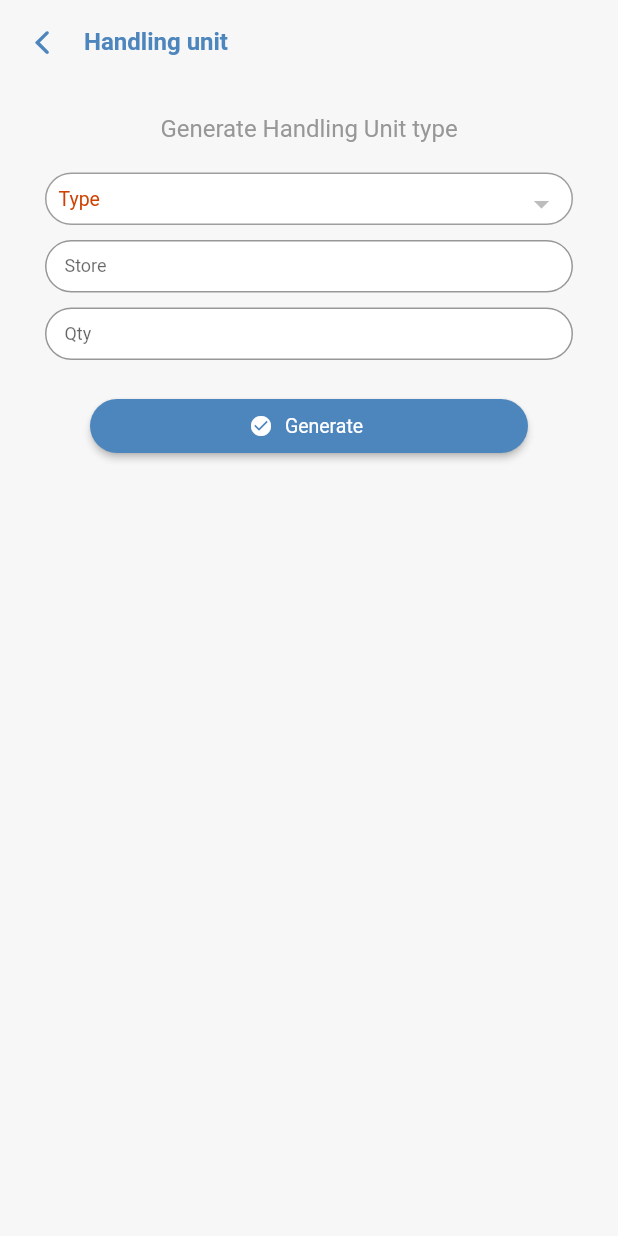
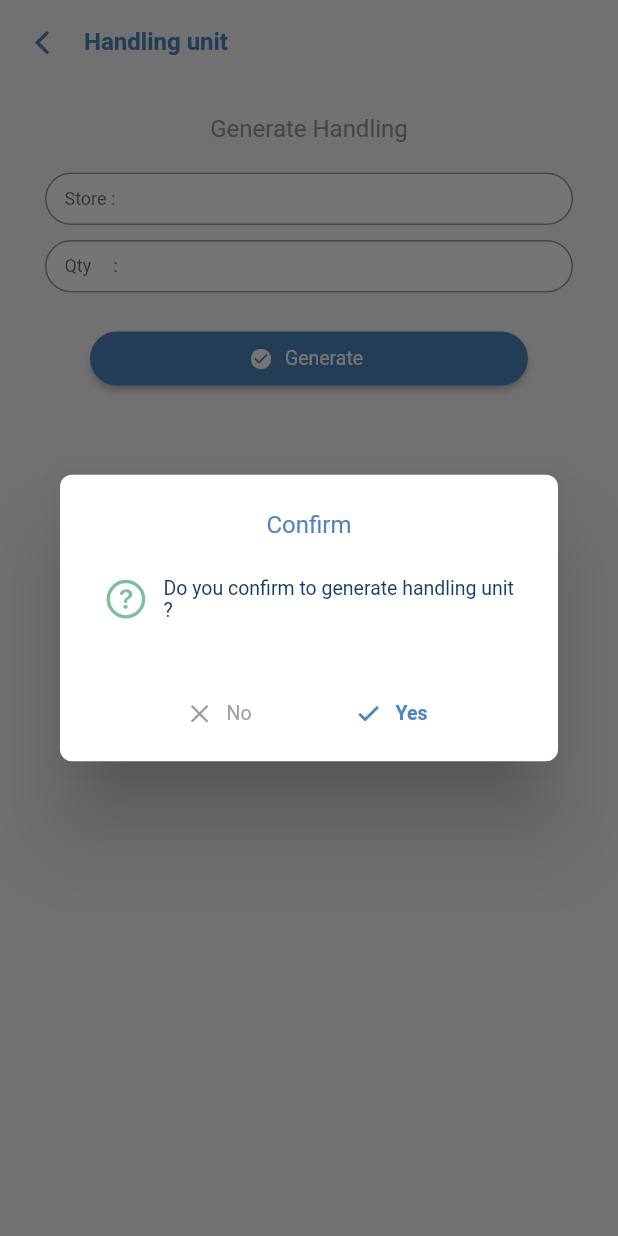
Before and after one commit to narongwi/WMS-BigC, a Flutter app: the GenEmptyScreen screen opened directly, after a tap on "Generate", on a phone screen of 412 x 824 dp. Run offline on Flutter 3.47's test engine with Material 2 defaults, Android fonts, the phone set to English and light mode, and no system bars; our stand-ins replace fluttertoast, open_file, package_info, permission_handler, progress_dialog, shared_preferences and 1 more; accounts and stored records are empty; project files that could hold a hidden picture were left out.

Commit message:
fix print hu empty  type

```diff
--- a/snaps.wms.pda/PDA/lib/screens/distribution/genempty_screen.dart
+++ b/snaps.wms.pda/PDA/lib/screens/distribution/genempty_screen.dart
@@ -36,22 +36,24 @@ class _GenEmptyScreen extends State<GenEmptyScreen> {
   int recqty = 0;
   bool isLoading = false;
   bool ispoline = false;
-  String hutypeSelect;
 
-  List<Empty> hutype = <Empty>[];
-  Future<void> gethutype() async {
-    try {
-      setState(() => isLoading = true);
-      final _filter = EmptyFilter(hutype: 'MS');
-      final _hutype = await service.listEmpty(_filter);
-      setState(() {
-        isLoading = false;
-        hutype = _hutype;
-      });
-    } catch (e) {
-      alert(context, "error", "Error", e.toString());
-    }
-  }
+  // fix value for master
+  String hutypeSelect = "XE";
+
+  // List<Empty> hutype = <Empty>[];
+  // Future<void> gethutype() async {
+  //   try {
+  //     setState(() => isLoading = true);
+  //     final _filter = EmptyFilter(hutype: 'MS');
+  //     final _hutype = await service.listEmpty(_filter);
+  //     setState(() {
+  //       isLoading = false;
+  //       hutype = _hutype;
+  //     });
+  //   } catch (e) {
+  //     alert(context, "error", "Error", e.toString());
+  //   }
+  // }
 
   Future<void> genEmpty() async {
     try {
@@ -64,7 +66,7 @@ class _GenEmptyScreen extends State<GenEmptyScreen> {
       } else {
         setState(() => isLoading = true);
 
-        EmptyGen empty = new EmptyGen(crsku: 0, crvolume: 0, crweight: 0, huno: hutypeSelect, hutype: 'XE', spcarea: "XD", thcode: storeController.text, loccode: storeController.text, routeno: storeController.text, priority: 0, quantity: int.parse(qtyController.text), mxsku: 9999, mxweight: 999999999);
+        EmptyGen empty = new EmptyGen(crsku: 0, crvolume: 0, crweight: 0, huno: 'XE', hutype: 'XE', spcarea: "XD", thcode: storeController.text, loccode: storeController.text, routeno: storeController.text, priority: 0, quantity: int.parse(qtyController.text), mxsku: 9999, mxweight: 999999999);
         await service.genEmpty(empty);
         alert(context, "success", "Information", "generate huno for store ${storeController.text} success");
       }
@@ -90,7 +92,7 @@ class _GenEmptyScreen extends State<GenEmptyScreen> {
   @override
   void initState() {
     super.initState();
-    gethutype();
+    // gethutype();
   }
 
   @override
@@ -164,70 +166,21 @@ class _GenEmptyScreen extends State<GenEmptyScreen> {
               //   ),
               // ),
               SizedBox(height: 10),
-              Column(
-                crossAxisAlignment: CrossAxisAlignment.start,
-                children: [
               Center(
                 child: Text(
-                      "Generate Handling Unit type",
+                  "Generate Handling",
+                  textAlign: TextAlign.center,
                   style: TextStyle(
                     fontSize: 16,
                   ),
                 ),
               ),
               SizedBox(height: 20),
-                  Container(
-                    height: 35,
-                    padding: EdgeInsets.all(8),
-                    decoration: BoxDecoration(
-                      borderRadius: BorderRadius.circular(50),
-                      color: Colors.white,
-                      border: Border.all(width: 1, color: Colors.grey),
-                    ),
-                    child: Row(
-                      children: [
-                        SizedBox(
-                          width: 45,
-                          child: Text(
-                            "Type  ",
-                            style: TextStyle(color: dangerColor, fontSize: 13),
-                          ),
-                        ),
-                        Expanded(
-                          child: DropdownButton(
-                            isExpanded: true,
-                            isDense: true,
-                            underline: Container(color: Colors.transparent),
-                            value: hutypeSelect,
-                            items: hutype
-                                .map((el) => DropdownMenuItem(
-                                    child: Padding(
-                                      padding: EdgeInsets.only(left: 0),
-                                      child: Text(
-                                        el.huno,
-                                        style: TextStyle(fontSize: 13),
-                                      ),
-                                    ),
-                                    value: el.huno))
-                                .toList(),
-                            onChanged: (value) {
-                              setState(() {
-                                hutypeSelect = value;
-                              });
-                            },
-                          ),
-                        ),
-                      ],
-                    ),
-                  ),
-                ],
-              ),
-              SizedBox(height: 10),
               TextField(
                 controller: storeController,
                 decoration: Txtheme.deco(
                     // icon: Icons.store,
-                    label: " Store  "),
+                    label: " Store : "),
               ),
               SizedBox(height: 10),
               TextField(
@@ -235,7 +188,7 @@ class _GenEmptyScreen extends State<GenEmptyScreen> {
                 keyboardType: TextInputType.number,
                 decoration: Txtheme.deco(
                   // icon: Icons.book_online,
-                  label: " Qty     ",
+                  label: " Qty     : ",
                 ),
               ),
               SizedBox(height: 20),
--- a/snaps.wms.pda/PDA/lib/screens/login/login_screen.dart
+++ b/snaps.wms.pda/PDA/lib/screens/login/login_screen.dart
@@ -71,9 +71,7 @@ class _LoginScreenState extends State<LoginScreen> {
             child: Column(
               children: [
                 Text("Ready to update version $version "),
-                SizedBox(
-                  height: 10,
-                ),
+                SizedBox(height: 10),
                 Text(
                   "- $updateInfo",
                   style: TextStyle(fontSize: 12, color: defaultColor),
--- a/snaps.wms.pda/PDA/pubspec.yaml
+++ b/snaps.wms.pda/PDA/pubspec.yaml
@@ -15,7 +15,7 @@ publish_to: 'none' # Remove this line if you wish to publish to pub.dev
 # In iOS, build-name is used as CFBundleShortVersionString while build-number used as CFBundleVersion.
 # Read more about iOS versioning at
 # https://developer.apple.com/library/archive/documentation/General/Reference/InfoPlistKeyReference/Articles/CoreFoundationKeys.html
-version: 1.0.9+1
+version: 1.1.0+1
 
 environment:
   sdk: ">=2.7.0 <3.0.0"
```
Lines whose indentation alone changed are shown as unchanged.
